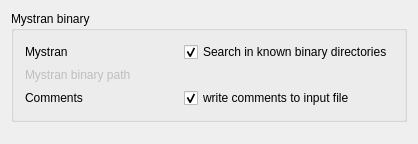
This is src/Mod/Fem/Gui/DlgSettingsFemMystran.ui in southseact-3d/fcd as Qt 5 draws it before an edit. The edited form follows.
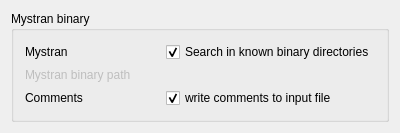
This is the edited form. Custom widgets are drawn as their Qt base class.

Commit message:
[FEM] settings dialogs: uniform width
- some minor changes automatically done by Qt Designer

Diff of the .ui file:
```diff
--- a/src/Mod/Fem/Gui/DlgSettingsFemMystran.ui
+++ b/src/Mod/Fem/Gui/DlgSettingsFemMystran.ui
@@ -6,8 +6,8 @@
    <rect>
     <x>0</x>
     <y>0</y>
-    <width>418</width>
-    <height>144</height>
+    <width>400</width>
+    <height>120</height>
    </rect>
   </property>
   <property name="windowTitle">
```
The commit also changes 7 other files.
